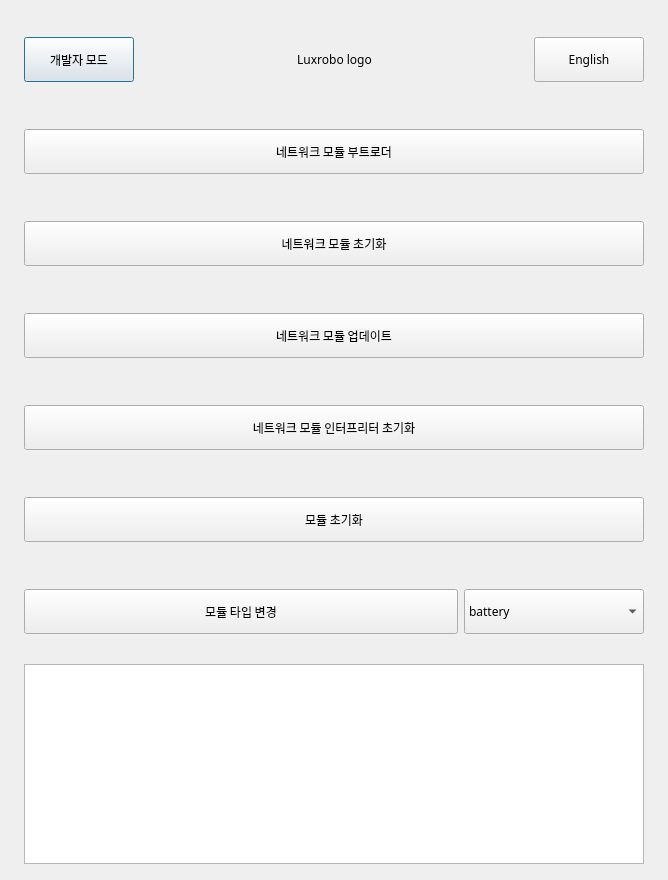
Above: modi2_multi_uploader/assets/uploader.ui from LUXROBO/modi2-firmware-updater before the change. Below: the same form after it.
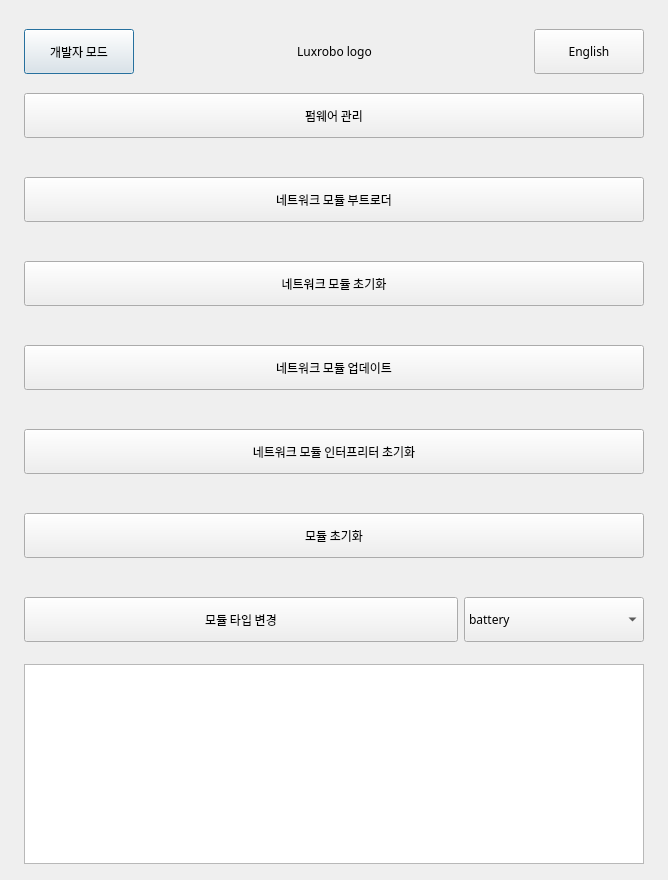
That is the form after the change.

Commit message: 버전관리 버튼, ui 생성

```diff
--- a/modi2_multi_uploader/assets/uploader.ui
+++ b/modi2_multi_uploader/assets/uploader.ui
@@ -229,7 +229,50 @@
       </layout>
      </item>
      <item>
-      <spacer name="verticalSpacer_3">
+      <widget class="QPushButton" name="firmware_manage_button">
+       <property name="sizePolicy">
+        <sizepolicy hsizetype="Fixed" vsizetype="Fixed">
+         <horstretch>0</horstretch>
+         <verstretch>0</verstretch>
+        </sizepolicy>
+       </property>
+       <property name="minimumSize">
+        <size>
+         <width>620</width>
+         <height>45</height>
+        </size>
+       </property>
+       <property name="maximumSize">
+        <size>
+         <width>620</width>
+         <height>45</height>
+        </size>
+       </property>
+       <property name="font">
+        <font>
+         <family>LuxHanSans</family>
+         <kerning>true</kerning>
+        </font>
+       </property>
+       <property name="focusPolicy">
+        <enum>Qt::NoFocus</enum>
+       </property>
+       <property name="text">
+        <string>펌웨어 관리</string>
+       </property>
+       <property name="iconSize">
+        <size>
+         <width>64</width>
+         <height>64</height>
+        </size>
+       </property>
+       <property name="autoDefault">
+        <bool>false</bool>
+       </property>
+      </widget>
+     </item>
+     <item>
+      <spacer name="verticalSpacer_4">
        <property name="orientation">
         <enum>Qt::Vertical</enum>
        </property>
```
Left out of the diff: 2 changed lines with no effect on the pictures. The commit also changes 9 other files.
